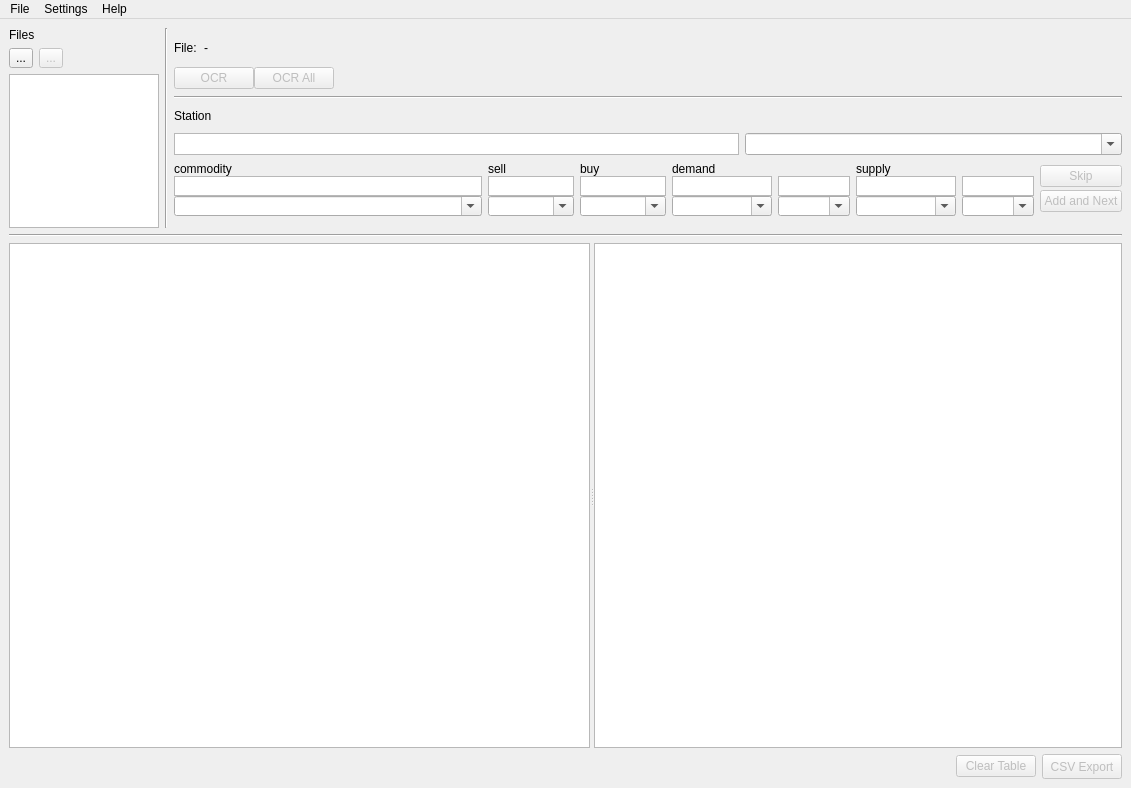
Above: eliteOCRGUI.ui from seeebek/EliteOCR before the change. Below: the same form after it.
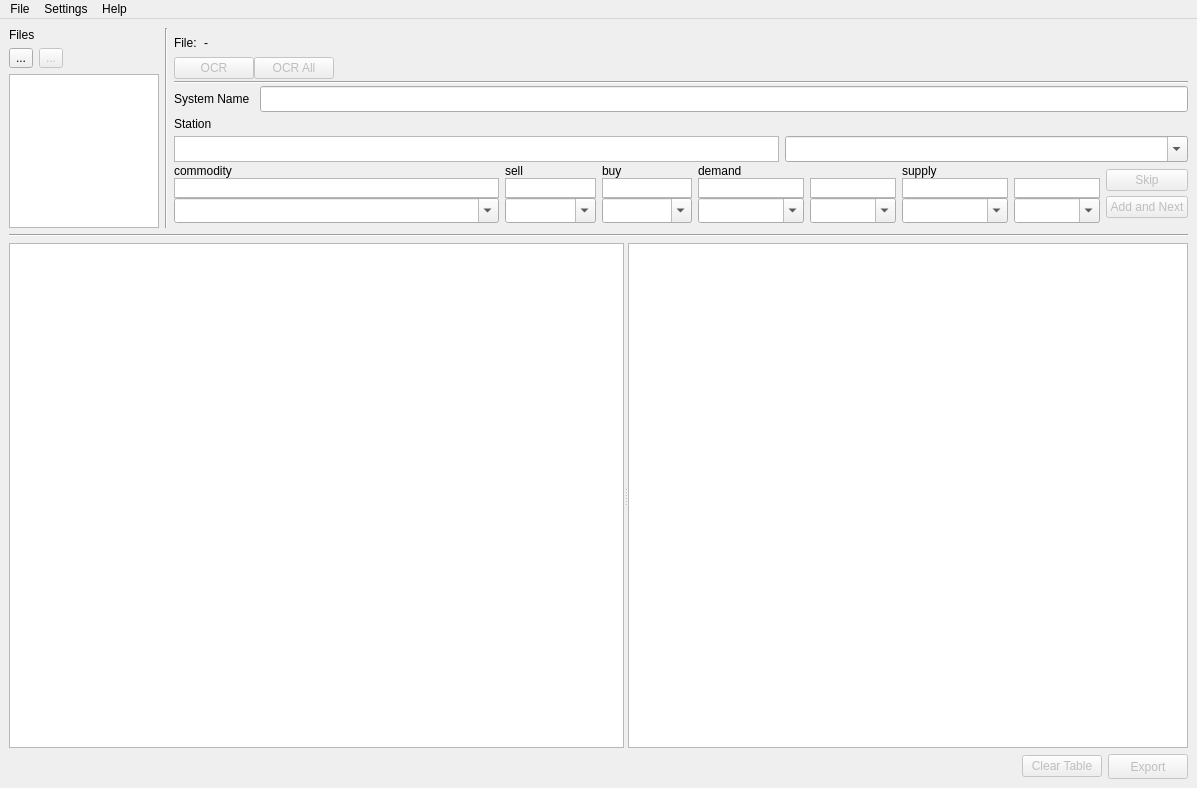
That is the form after the change. Icons and pictures are not drawn. Custom widgets are drawn as their Qt base class.

Diff of the .ui file:
```diff
--- a/eliteOCRGUI.ui
+++ b/eliteOCRGUI.ui
@@ -6,7 +6,7 @@
    <rect>
     <x>0</x>
     <y>0</y>
-    <width>1131</width>
+    <width>1197</width>
     <height>788</height>
    </rect>
   </property>
@@ -237,6 +237,35 @@
            </property>
           </widget>
          </item>
+         <item>
+          <layout class="QHBoxLayout" name="horizontalLayout_6">
+           <property name="spacing">
+            <number>10</number>
+           </property>
+           <item>
+            <widget class="QLabel" name="label_9">
+             <property name="text">
+              <string>System Name</string>
+             </property>
+            </widget>
+           </item>
+           <item>
+            <widget class="QLineEdit" name="system_name">
+             <property name="minimumSize">
+              <size>
+               <width>0</width>
+               <height>25</height>
+              </size>
+             </property>
+             <property name="font">
+              <font>
+               <pointsize>11</pointsize>
+              </font>
+             </property>
+            </widget>
+           </item>
+          </layout>
+         </item>
          <item>
           <widget class="QLabel" name="label_5">
            <property name="minimumSize">
@@ -306,7 +335,7 @@
              <property name="minimumSize">
               <size>
                <width>0</width>
-               <height>20</height>
+               <height>25</height>
               </size>
              </property>
              <property name="maximumSize">
@@ -315,6 +344,11 @@
                <height>16777215</height>
               </size>
              </property>
+             <property name="font">
+              <font>
+               <pointsize>11</pointsize>
+              </font>
+             </property>
              <property name="acceptDrops">
               <bool>false</bool>
              </property>
@@ -672,7 +706,7 @@
                  <property name="minimumSize">
                   <size>
                    <width>0</width>
-                   <height>20</height>
+                   <height>25</height>
                   </size>
                  </property>
                  <property name="maximumSize">
@@ -681,6 +715,11 @@
                    <height>16777215</height>
                   </size>
                  </property>
+                 <property name="font">
+                  <font>
+                   <pointsize>11</pointsize>
+                  </font>
+                 </property>
                  <property name="styleSheet">
                   <string notr="true"/>
                  </property>
@@ -700,7 +739,7 @@
                  <property name="minimumSize">
                   <size>
                    <width>0</width>
-                   <height>20</height>
+                   <height>25</height>
                   </size>
                  </property>
                  <property name="maximumSize">
@@ -709,6 +748,11 @@
                    <height>16777215</height>
                   </size>
                  </property>
+                 <property name="font">
+                  <font>
+                   <pointsize>11</pointsize>
+                  </font>
+                 </property>
                  <property name="styleSheet">
                   <string notr="true"/>
                  </property>
@@ -728,7 +772,7 @@
                  <property name="minimumSize">
                   <size>
                    <width>0</width>
-                   <height>20</height>
+                   <height>25</height>
                   </size>
                  </property>
                  <property name="maximumSize">
@@ -737,6 +781,11 @@
                    <height>16777215</height>
                   </size>
                  </property>
+                 <property name="font">
+                  <font>
+                   <pointsize>11</pointsize>
+                  </font>
+                 </property>
                  <property name="styleSheet">
                   <string notr="true"/>
                  </property>
@@ -756,7 +805,7 @@
                  <property name="minimumSize">
                   <size>
                    <width>0</width>
-                   <height>20</height>
+                   <height>25</height>
                   </size>
                  </property>
                  <property name="maximumSize">
@@ -765,6 +814,11 @@
                    <height>16777215</height>
                   </size>
                  </property>
+                 <property name="font">
+                  <font>
+                   <pointsize>11</pointsize>
+                  </font>
+                 </property>
                  <property name="styleSheet">
                   <string notr="true"/>
                  </property>
@@ -784,7 +838,7 @@
                  <property name="minimumSize">
                   <size>
                    <width>0</width>
-                   <height>20</height>
+                   <height>25</height>
                   </size>
                  </property>
                  <property name="maximumSize">
@@ -793,6 +847,11 @@
                    <height>16777215</height>
                   </size>
                  </property>
+                 <property name="font">
+                  <font>
+                   <pointsize>11</pointsize>
+                  </font>
+                 </property>
                  <property name="styleSheet">
                   <string notr="true"/>
                  </property>
@@ -812,7 +871,7 @@
                  <property name="minimumSize">
                   <size>
                    <width>0</width>
-                   <height>20</height>
+                   <height>25</height>
                   </size>
                  </property>
                  <property name="maximumSize">
@@ -821,6 +880,11 @@
                    <height>16777215</height>
                   </size>
                  </property>
+                 <property name="font">
+                  <font>
+                   <pointsize>11</pointsize>
+                  </font>
+                 </property>
                  <property name="styleSheet">
                   <string notr="true"/>
                  </property>
@@ -840,7 +904,7 @@
                  <property name="minimumSize">
                   <size>
                    <width>0</width>
-                   <height>20</height>
+                   <height>25</height>
                   </size>
                  </property>
                  <property name="maximumSize">
@@ -849,6 +913,11 @@
                    <height>16777215</height>
                   </size>
                  </property>
+                 <property name="font">
+                  <font>
+                   <pointsize>11</pointsize>
+                  </font>
+                 </property>
                  <property name="styleSheet">
                   <string notr="true"/>
                  </property>
@@ -990,7 +1059,7 @@
          </size>
         </property>
         <property name="text">
-         <string>CSV Export</string>
+         <string>Export</string>
         </property>
        </widget>
       </item>
@@ -1006,7 +1075,7 @@
     <rect>
      <x>0</x>
      <y>0</y>
-     <width>1131</width>
+     <width>1197</width>
      <height>21</height>
     </rect>
    </property>
```
Left out of the diff: 6 changed lines with no effect on the pictures.
